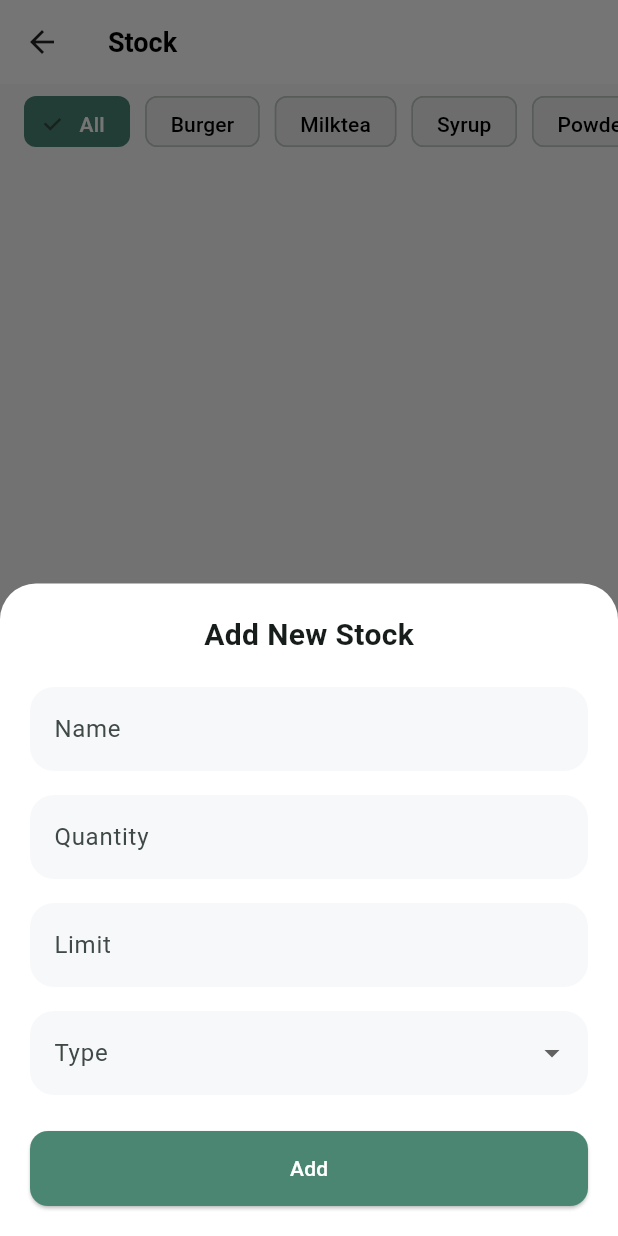
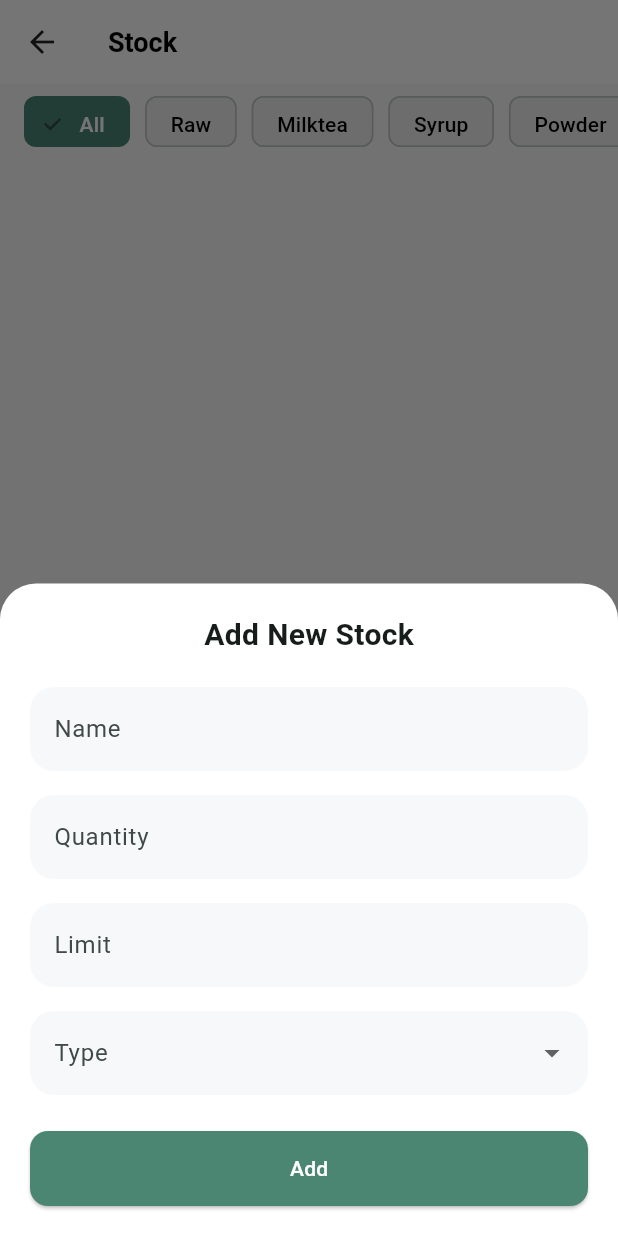
Before and after one commit to RheillyAguilar/sipmytea, a Flutter app: the StockPage screen opened directly, after a tap on the "add" icon, on a phone screen of 412 x 824 dp. Run offline on Flutter 3.47's test engine with Material 3 defaults, Android fonts, the phone set to English and light mode, and no system bars; our stand-ins replace cloud_firestore, firebase_core, flutter_slidable, iconsax, pdf, printing and 1 more; accounts and stored records are empty.

Commit message:
change the burger into raw

```diff
--- a/lib/page/stock_page.dart
+++ b/lib/page/stock_page.dart
@@ -20,11 +20,10 @@ class _StockPageState extends State<StockPage> {
 
   final List<String> _categories = [
     'All',
-    'Burger',
+    'Raw',
     'Milktea',
     'Syrup',
     'Powder',
-    'Others',
   ];
 
   @override
```
